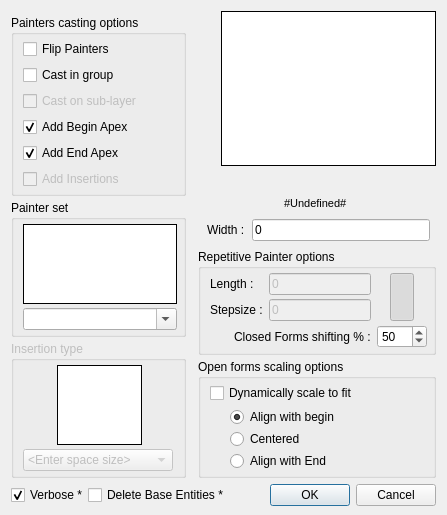
Before: the Qt Designer form scripts/Misc/Examples/MathExamples/FlexPainter/FlexPainterDialog.ui in qcad/qcad, drawn with Qt 5.
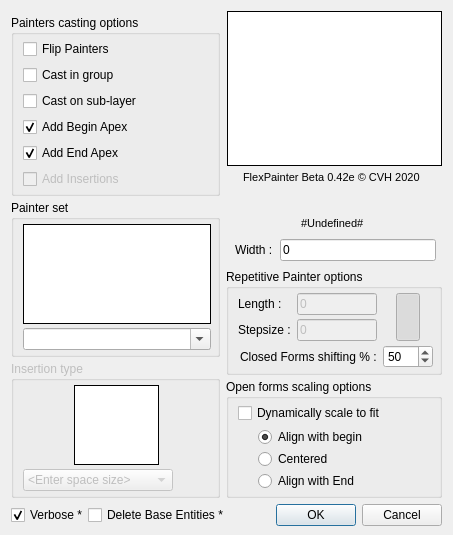
After: the same form once the commit is applied. Icons and pictures are not drawn. Custom widgets are drawn as their Qt base class.

Diff of the .ui file:
```diff
--- a/scripts/Misc/Examples/MathExamples/FlexPainter/FlexPainterDialog.ui
+++ b/scripts/Misc/Examples/MathExamples/FlexPainter/FlexPainterDialog.ui
@@ -6,8 +6,8 @@
    <rect>
     <x>0</x>
     <y>0</y>
-    <width>447</width>
-    <height>490</height>
+    <width>451</width>
+    <height>497</height>
    </rect>
   </property>
   <property name="windowTitle">
@@ -69,12 +69,15 @@
             <property name="text">
              <string>Cast in group</string>
             </property>
+            <property name="checked">
+             <bool>false</bool>
+            </property>
            </widget>
           </item>
           <item>
            <widget class="QCheckBox" name="SubLayerCasts">
             <property name="enabled">
-             <bool>false</bool>
+             <bool>true</bool>
             </property>
             <property name="toolTip">
              <string>Cast on newly sub-layer 'Painted' if applicable</string>
@@ -179,8 +182,8 @@
             </property>
             <property name="minimumSize">
              <size>
-              <width>150</width>
-              <height>80</height>
+              <width>188</width>
+              <height>100</height>
              </size>
             </property>
             <property name="focusPolicy">
@@ -201,8 +204,8 @@
             </property>
             <property name="iconSize">
              <size>
-              <width>150</width>
-              <height>80</height>
+              <width>188</width>
+              <height>100</height>
              </size>
             </property>
             <property name="autoRaise">
@@ -481,6 +484,187 @@
          </property>
         </widget>
        </item>
+       <item>
+        <widget class="QLineEdit" name="lineEdit">
+         <property name="enabled">
+          <bool>false</bool>
+         </property>
+         <property name="minimumSize">
+          <size>
+           <width>133</width>
+           <height>15</height>
+          </size>
+         </property>
+         <property name="palette">
+          <palette>
+           <active>
+            <colorrole role="WindowText">
+             <brush brushstyle="SolidPattern">
+              <color alpha="255">
+               <red>0</red>
+               <green>0</green>
+               <blue>0</blue>
+              </color>
+             </brush>
+            </colorrole>
+            <colorrole role="Midlight">
+             <brush brushstyle="SolidPattern">
+              <color alpha="255">
+               <red>227</red>
+               <green>227</green>
+               <blue>227</blue>
+              </color>
+             </brush>
+            </colorrole>
+            <colorrole role="Text">
+             <brush brushstyle="SolidPattern">
+              <color alpha="255">
+               <red>0</red>
+               <green>0</green>
+               <blue>0</blue>
+              </color>
+             </brush>
+            </colorrole>
+            <colorrole role="ButtonText">
+             <brush brushstyle="SolidPattern">
+              <color alpha="255">
+               <red>0</red>
+               <green>0</green>
+               <blue>0</blue>
+              </color>
+             </brush>
+            </colorrole>
+            <colorrole role="Shadow">
+             <brush brushstyle="SolidPattern">
+              <color alpha="255">
+               <red>105</red>
+               <green>105</green>
+               <blue>105</blue>
+              </color>
+             </brush>
+            </colorrole>
+           </active>
+           <inactive>
+            <colorrole role="WindowText">
+             <brush brushstyle="SolidPattern">
+              <color alpha="255">
+               <red>0</red>
+               <green>0</green>
+               <blue>0</blue>
+              </color>
+             </brush>
+            </colorrole>
+            <colorrole role="Midlight">
+             <brush brushstyle="SolidPattern">
+              <color alpha="255">
+               <red>227</red>
+               <green>227</green>
+               <blue>227</blue>
+              </color>
+             </brush>
+            </colorrole>
+            <colorrole role="Text">
+             <brush brushstyle="SolidPattern">
+              <color alpha="255">
+               <red>0</red>
+               <green>0</green>
+               <blue>0</blue>
+              </color>
+             </brush>
+            </colorrole>
+            <colorrole role="ButtonText">
+             <brush brushstyle="SolidPattern">
+              <color alpha="255">
+               <red>0</red>
+               <green>0</green>
+               <blue>0</blue>
+              </color>
+             </brush>
+            </colorrole>
+            <colorrole role="Shadow">
+             <brush brushstyle="SolidPattern">
+              <color alpha="255">
+               <red>105</red>
+               <green>105</green>
+               <blue>105</blue>
+              </color>
+             </brush>
+            </colorrole>
+           </inactive>
+           <disabled>
+            <colorrole role="WindowText">
+             <brush brushstyle="SolidPattern">
+              <color alpha="255">
+               <red>0</red>
+               <green>0</green>
+               <blue>0</blue>
+              </color>
+             </brush>
+            </colorrole>
+            <colorrole role="Midlight">
+             <brush brushstyle="SolidPattern">
+              <color alpha="255">
+               <red>227</red>
+               <green>227</green>
+               <blue>227</blue>
+              </color>
+             </brush>
+            </colorrole>
+            <colorrole role="Text">
+             <brush brushstyle="SolidPattern">
+              <color alpha="255">
+               <red>0</red>
+               <green>0</green>
+               <blue>0</blue>
+              </color>
+             </brush>
+            </colorrole>
+            <colorrole role="ButtonText">
+             <brush brushstyle="SolidPattern">
+              <color alpha="255">
+               <red>0</red>
+               <green>0</green>
+               <blue>0</blue>
+              </color>
+             </brush>
+            </colorrole>
+            <colorrole role="Shadow">
+             <brush brushstyle="SolidPattern">
+              <color alpha="255">
+               <red>105</red>
+               <green>105</green>
+               <blue>105</blue>
+              </color>
+             </brush>
+            </colorrole>
+           </disabled>
+          </palette>
+         </property>
+         <property name="font">
+          <font>
+           <pointsize>8</pointsize>
+          </font>
+         </property>
+         <property name="focusPolicy">
+          <enum>Qt::NoFocus</enum>
+         </property>
+         <property name="acceptDrops">
+          <bool>false</bool>
+         </property>
+         <property name="toolTip">
+          <string>Version</string>
+         </property>
+         <property name="text">
+          <string>FlexPainter Beta 0.42e © CVH 2020 </string>
+         </property>
+         <property name="frame">
+          <bool>false</bool>
+         </property>
+         <property name="alignment">
+          <set>Qt::AlignCenter</set>
+         </property>
+        </widget>
+       </item>
        <item>
         <spacer name="verticalSpacer_R">
          <property name="orientation">
@@ -571,15 +755,6 @@
               </color>
              </brush>
             </colorrole>
-            <colorrole role="PlaceholderText">
-             <brush brushstyle="NoBrush">
-              <color alpha="128">
-               <red>0</red>
-               <green>0</green>
-               <blue>0</blue>
-              </color>
-             </brush>
-            </colorrole>
            </active>
            <inactive>
             <colorrole role="WindowText">
@@ -645,15 +820,6 @@
               </color>
              </brush>
             </colorrole>
-            <colorrole role="PlaceholderText">
-             <brush brushstyle="NoBrush">
-              <color alpha="128">
-               <red>0</red>
-               <green>0</green>
-               <blue>0</blue>
-              </color>
-             </brush>
-            </colorrole>
            </inactive>
            <disabled>
             <colorrole role="WindowText">
@@ -719,15 +885,6 @@
               </color>
              </brush>
             </colorrole>
-            <colorrole role="PlaceholderText">
-             <brush brushstyle="NoBrush">
-              <color alpha="128">
-               <red>0</red>
-               <green>0</green>
-               <blue>0</blue>
-              </color>
-             </brush>
-            </colorrole>
            </disabled>
           </palette>
          </property>
```
Left out of the diff: 67 changed lines with no effect on the pictures.
